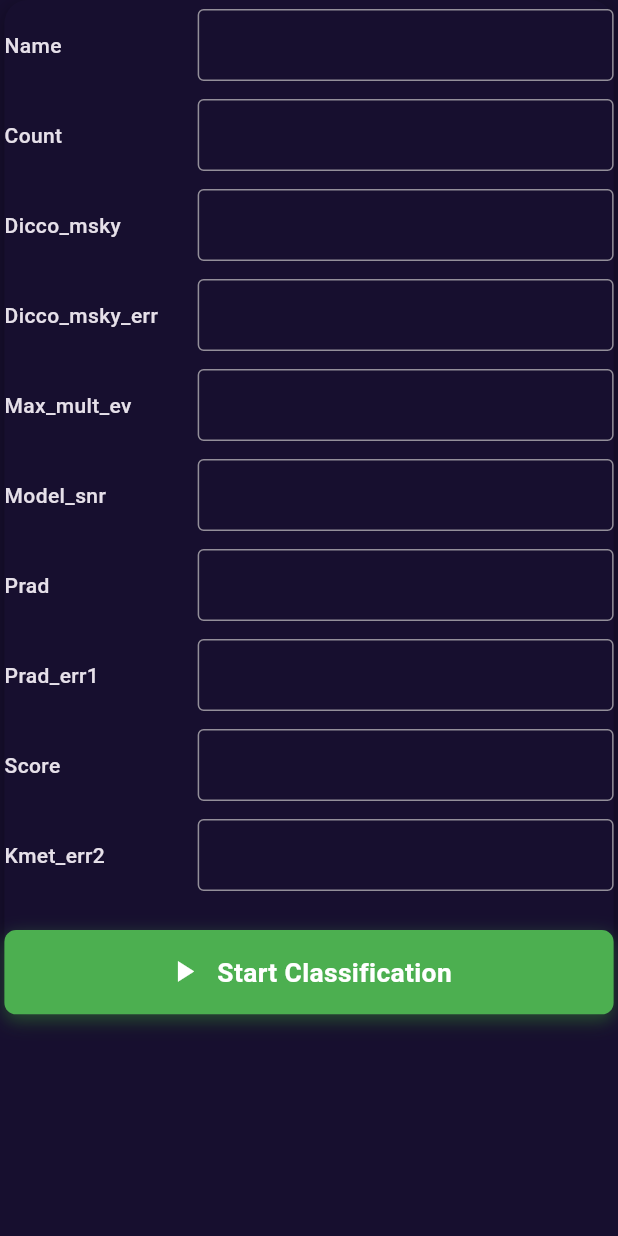
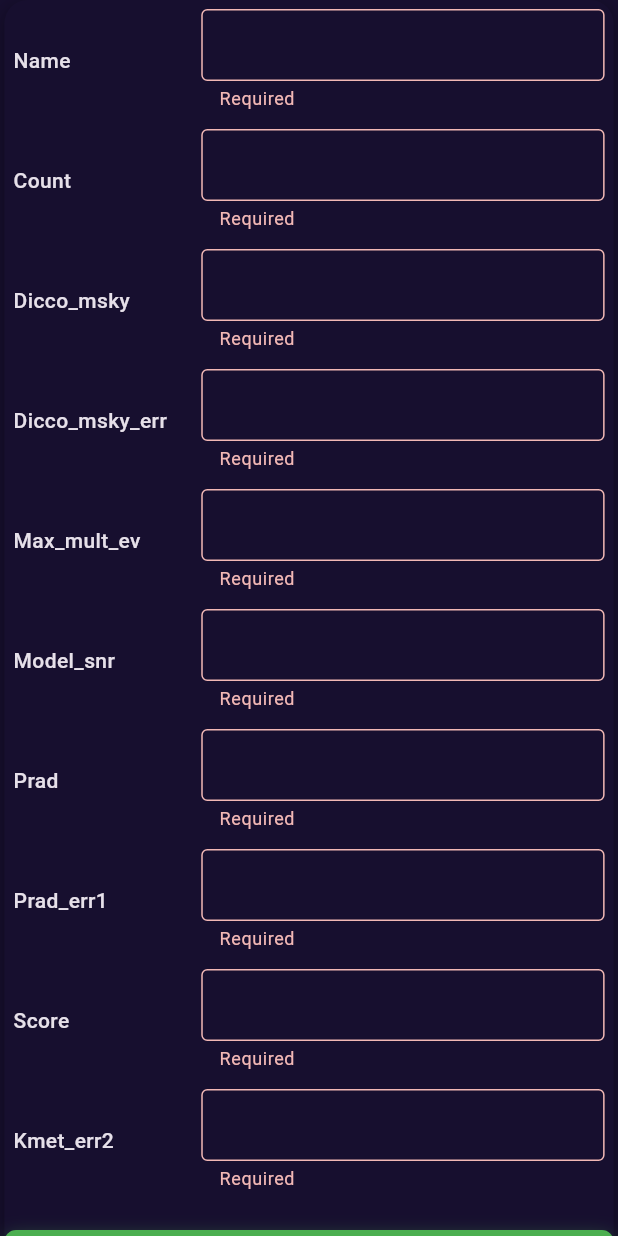
Before and after one commit to HamdiElsherpeni/nasa_app, a Flutter app: the CoustemPredectionForm widget shown alone on an empty page, opened directly, after a tap on "Start Classification", on a phone screen of 412 x 824 dp. Run offline on Flutter 3.47's test engine with Material 3 defaults, Android fonts, the phone set to English and light mode, and no system bars; our stand-ins replace dartz, dio, dotted_border, file_picker, fl_chart, flutter_bloc and 5 more; accounts and stored records are empty.

Commit message:
create predication real cubit and integrate it

```diff
--- /dev/null
+++ b/lib/futures/upload/presentation/managers/prediction_real_cubit/prediction_real_cubit.dart
@@ -0,0 +1,54 @@
+import 'package:flutter/material.dart';
+import 'package:flutter_bloc/flutter_bloc.dart';
+import 'package:nasa_app/futures/upload/data/models/upload_predect_real/upload_predect_real_request.dart';
+import 'package:nasa_app/futures/upload/data/models/upload_predect_real/upload_predect_real_response.dart';
+import 'package:nasa_app/futures/upload/data/repo/upload_repo_impl.dart';
+
+part 'prediction_real_state.dart';
+
+class PredictionRealCubit extends Cubit<PredictionRealState> {
+  PredictionRealCubit(this._uploadRepoImpl) : super(PredictionRealInitial());
+  final UploadRepoImpl _uploadRepoImpl;
+    final GlobalKey<FormState> formKey = GlobalKey<FormState>();
+    final TextEditingController kepoiNameController = TextEditingController();
+    final TextEditingController koiCountController = TextEditingController();
+    final TextEditingController koiDiccoMskyController =
+        TextEditingController();
+    final TextEditingController koiDiccoMskyErrController =
+        TextEditingController();
+    final TextEditingController koiMaxMultEvController =
+        TextEditingController();
+    final TextEditingController koiModelSnrController = TextEditingController();
+    final TextEditingController koiPradController = TextEditingController();
+    final TextEditingController koiPradErr1Controller = TextEditingController();
+    final TextEditingController koiScoreController = TextEditingController();
+    final TextEditingController koiSmetErr2Controller = TextEditingController();
+  void emitPredicationRealState() async {
+
+    emit(PredictionRealLoading());
+    var result = await _uploadRepoImpl.uploadPredectReal(
+      predictionRealRequest: PredictionRealRequest(
+        kepoiName: kepoiNameController.text.trim(),
+        koiCount: int.parse(koiCountController.text.trim()),
+        koiDiccoMsky: double.parse(koiDiccoMskyController.text.trim()),
+        koiDiccoMskyErr: double.parse(koiDiccoMskyErrController.text.trim()),
+        koiMaxMultEv: double.parse(koiMaxMultEvController.text.trim()),
+        koiModelSnr: double.parse(koiModelSnrController.text.trim()),
+        koiPrad: double.parse(koiPradController.text.trim()),
+        koiPradErr1: double.parse(koiPradErr1Controller.text.trim()),
+        koiScore: double.parse(koiScoreController.text.trim()),
+        koiSmetErr2: double.parse(koiSmetErr2Controller.text.trim()),
+      ),
+    );
+    result.fold(
+      (failure) {
+        emit(PredictionRealFailure(message: failure.message));
+      },
+      (predictionRealResponse) {
+        emit(
+          PredictionRealSuccess(predictionRealResponse: predictionRealResponse),
+        );
+      },
+    );
+  }
+}
--- /dev/null
+++ b/lib/futures/upload/presentation/managers/prediction_real_cubit/prediction_real_state.dart
@@ -0,0 +1,15 @@
+part of 'prediction_real_cubit.dart';
+
+@immutable
+sealed class PredictionRealState {}
+
+final class PredictionRealInitial extends PredictionRealState {}
+final class PredictionRealLoading extends PredictionRealState {}
+final class PredictionRealFailure extends PredictionRealState {
+  final String message;
+  PredictionRealFailure({required this.message});
+}
+final class PredictionRealSuccess extends PredictionRealState {
+  final PredictionRealResponse predictionRealResponse;
+  PredictionRealSuccess({required this.predictionRealResponse});
+}
--- a/lib/futures/upload/presentation/view/widgets/coustem_predection_form.dart
+++ b/lib/futures/upload/presentation/view/widgets/coustem_predection_form.dart
@@ -1,34 +1,23 @@
 import 'package:flutter/material.dart';
+import 'package:flutter_bloc/flutter_bloc.dart';
 import 'package:flutter_screenutil/flutter_screenutil.dart';
 import 'package:nasa_app/core/resources/app_colors.dart';
 import 'package:nasa_app/futures/upload/presentation/view/widgets/coustem_start_classification.dart';
 
+import '../../managers/prediction_real_cubit/prediction_real_cubit.dart';
+
 class CoustemPredectionForm extends StatelessWidget {
-  CoustemPredectionForm({super.key});
-
-  final _formKey = GlobalKey<FormState>();
-
-  final TextEditingController kepoiNameController = TextEditingController();
-  final TextEditingController koiCountController = TextEditingController();
-  final TextEditingController koiDiccoMskyController = TextEditingController();
-  final TextEditingController koiDiccoMskyErrController =
-      TextEditingController();
-  final TextEditingController koiMaxMultEvController = TextEditingController();
-  final TextEditingController koiModelSnrController = TextEditingController();
-  final TextEditingController koiPradController = TextEditingController();
-  final TextEditingController koiPradErr1Controller = TextEditingController();
-  final TextEditingController koiScoreController = TextEditingController();
-  final TextEditingController koiSmetErr2Controller = TextEditingController();
+  const CoustemPredectionForm({super.key});
 
   @override
   Widget build(BuildContext context) {
     return Form(
-      key: _formKey,
+      key: context.read<PredictionRealCubit>().formKey,
       child: SingleChildScrollView(
-        padding:  EdgeInsets.symmetric(horizontal: 3.h),
+        padding: EdgeInsets.symmetric(horizontal: 3.h),
         child: Container(
           decoration: BoxDecoration(
-        color:AppColors.primaryColor,
+            color: AppColors.primaryColor,
             borderRadius: BorderRadius.circular(16.r),
             boxShadow: [
               BoxShadow(
@@ -41,20 +30,61 @@ class CoustemPredectionForm extends StatelessWidget {
           ),
           child: Column(
             children: [
-              _buildRowField("Name", kepoiNameController),
-              _buildRowField("Count", koiCountController),
-              _buildRowField("Dicco_msky", koiDiccoMskyController),
-              _buildRowField("Dicco_msky_err", koiDiccoMskyErrController),
-              _buildRowField("Max_mult_ev", koiMaxMultEvController),
-              _buildRowField("Model_snr", koiModelSnrController),
-              _buildRowField("Prad", koiPradController),
-              _buildRowField("Prad_err1", koiPradErr1Controller),
-              _buildRowField("Score", koiScoreController),
-              _buildRowField("Kmet_err2", koiSmetErr2Controller),
+              _buildRowField(
+                "Name",
+                context.read<PredictionRealCubit>().kepoiNameController,
+                keyboardType: TextInputType.name,
+              ),
+              _buildRowField(
+                "Count",
+                context.read<PredictionRealCubit>().koiCountController,
+              ),
+              _buildRowField(
+                "Dicco_msky",
+                context.read<PredictionRealCubit>().koiDiccoMskyController,
+              ),
+              _buildRowField(
+                "Dicco_msky_err",
+                context.read<PredictionRealCubit>().koiDiccoMskyErrController,
+              ),
+              _buildRowField(
+                "Max_mult_ev",
+                context.read<PredictionRealCubit>().koiMaxMultEvController,
+              ),
+              _buildRowField(
+                "Model_snr",
+                context.read<PredictionRealCubit>().koiModelSnrController,
+              ),
+              _buildRowField(
+                "Prad",
+                context.read<PredictionRealCubit>().koiPradController,
+              ),
+              _buildRowField(
+                "Prad_err1",
+                context.read<PredictionRealCubit>().koiPradErr1Controller,
+              ),
+              _buildRowField(
+                "Score",
+                context.read<PredictionRealCubit>().koiScoreController,
+              ),
+              _buildRowField(
+                "Kmet_err2",
+                context.read<PredictionRealCubit>().koiSmetErr2Controller,
+              ),
               const SizedBox(height: 20),
-               CoustemStartClassification(onTap: () {
-
-               },),
+              CoustemStartClassification(
+                onTap: () {
+                  if (context
+                      .read<PredictionRealCubit>()
+                      .formKey
+                      .currentState!
+                      .validate()) {
+                    context
+                        .read<PredictionRealCubit>()
+                        .emitPredicationRealState();
+                  }
+                },
+              ),
             ],
           ),
         ),
@@ -63,9 +93,13 @@ class CoustemPredectionForm extends StatelessWidget {
   }
 
   /// جدول: Label + TextField
-  Widget _buildRowField(String label, TextEditingController controller) {
+  Widget _buildRowField(
+    String label,
+    TextEditingController controller, {
+    TextInputType? keyboardType,
+  }) {
     return Padding(
-      padding: const EdgeInsets.symmetric(vertical: 6),
+      padding: const EdgeInsets.symmetric(vertical: 6, horizontal: 6),
       child: Row(
         children: [
           Expanded(
@@ -79,6 +113,7 @@ class CoustemPredectionForm extends StatelessWidget {
           Expanded(
             flex: 7,
             child: TextFormField(
+              keyboardType: keyboardType ?? TextInputType.number,
               controller: controller,
               decoration: const InputDecoration(
                 border: OutlineInputBorder(),
```
Also changed, not shown: lib/futures/upload/presentation/view/upload_view.dart (+11 -3 lines), lib/futures/upload/presentation/view/widgets/predication_real_bloc_listener.dart (added, +28 -0 lines), lib/futures/upload/presentation/view/widgets/upload_view_body.dart (+6 -5 lines). Lines whose indentation alone changed are shown as unchanged.
